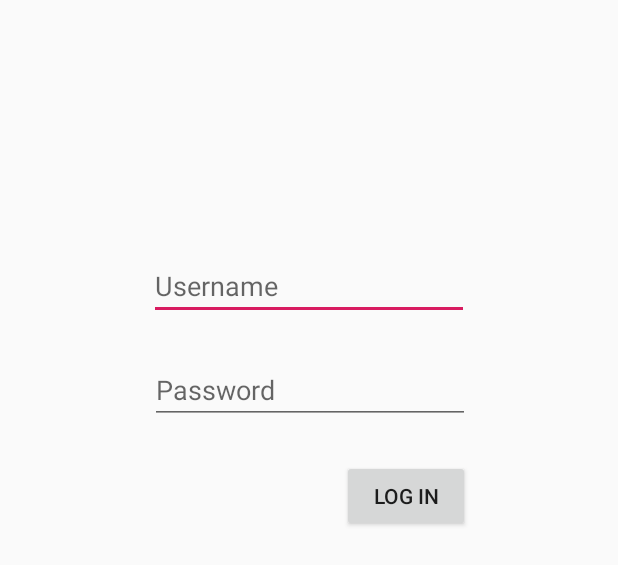
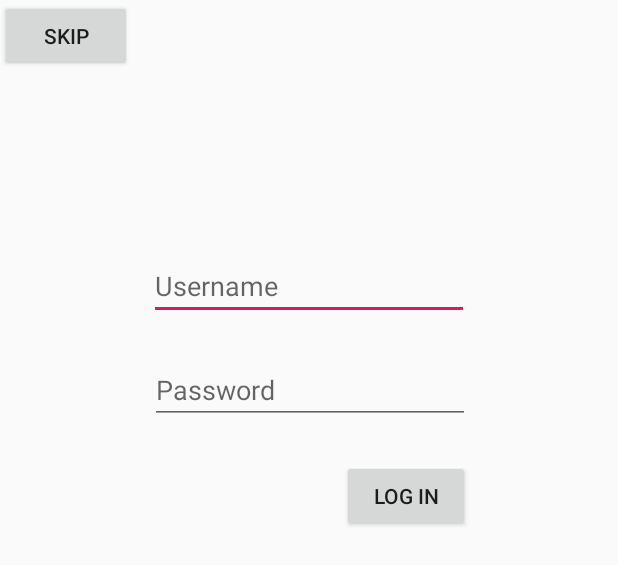
Before and after one commit to rtorres678/Jukify, an Android app: the layout activity_login.xml on its own in the app's theme, with its tools: preview values and no code run, on a phone screen of 412 x 824 dp. Shown: the top 565 px of the screen. Run offline under Robolectric (Android 15) with nearby library versions, the phone set to English and light mode, and no system bars.

```diff
--- a/app/build.gradle
+++ b/app/build.gradle
@@ -27,4 +27,10 @@ dependencies {
     androidTestImplementation 'com.android.support.test:runner:1.0.2'
     androidTestImplementation 'com.android.support.test.espresso:espresso-core:3.0.2'
     implementation 'com.android.support:recyclerview-v7:28.0.0'
+
+    //spotify api
+    implementation project(':spotify-app-remote')
+    implementation project(':gson-2.6.2')
+    implementation project(':spotify-auth-release-1.1.0')
+
 }
--- a/app/src/main/AndroidManifest.xml
+++ b/app/src/main/AndroidManifest.xml
@@ -9,6 +9,9 @@
         android:roundIcon="@mipmap/ic_launcher_round"
         android:supportsRtl="true"
         android:theme="@style/AppTheme">
+        <activity
+            android:name="com.spotify.sdk.android.authentication.LoginActivity"
+            android:theme="@android:style/Theme.Translucent.NoTitleBar" />
         <activity android:name=".Login">
             <intent-filter>
                 <action android:name="android.intent.action.MAIN" />
@@ -16,6 +19,7 @@
                 <category android:name="android.intent.category.LAUNCHER" />
             </intent-filter>
         </activity>
+
         <activity
             android:name=".displayFeedActivity"
             android:parentActivityName=".Login">
@@ -33,6 +37,7 @@
         </activity>
         <activity android:name=".newPlaylistScreen"
             android:parentActivityName=".displayFeedActivity"></activity>
+
     </application>
 
 </manifest>
--- a/app/src/main/res/layout/activity_login.xml
+++ b/app/src/main/res/layout/activity_login.xml
@@ -54,4 +54,13 @@
         app:layout_constraintEnd_toEndOf="@+id/editText2"
         app:layout_constraintTop_toBottomOf="@+id/editText2" />
 
+    <Button
+        android:id="@+id/skipButton"
+        android:layout_width="wrap_content"
+        android:layout_height="wrap_content"
+        android:onClick="skipButtonClick"
+        android:text="SKIP"
+        tools:layout_editor_absoluteX="70dp"
+        tools:layout_editor_absoluteY="305dp" />
+
 </android.support.constraint.ConstraintLayout>
--- a/app/src/main/res/values/colors.xml
+++ b/app/src/main/res/values/colors.xml
@@ -2,5 +2,5 @@
 <resources>
     <color name="colorPrimary">#008577</color>
     <color name="colorPrimaryDark">#00574B</color>
-    <color name="colorAccent">#D81B60</color>
+    <color name="colorAccent">#d81b60</color>
 </resources>
--- a/settings.gradle
+++ b/settings.gradle
@@ -1 +1 @@
-include ':app'
+include ':app', ':spotify-app-remote', ':gson-2.6.2', ':spotify-auth-release-1.1.0'
```
Also changed, not shown: app/src/main/java/jukify/jukify/Login.java (+111 -1 lines).
